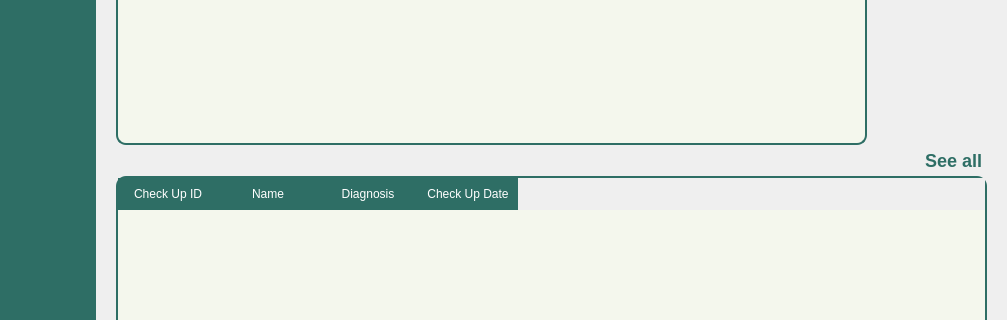
Before: the Qt Designer form Views/Doctor_Records.ui in VinsmokeSanji69/COVACHA_CLINIC_SYSTEM, drawn with Qt 5; both pictures show x 0 to 1007 and y 320 to 640 of the 1007 by 806 pixel window.
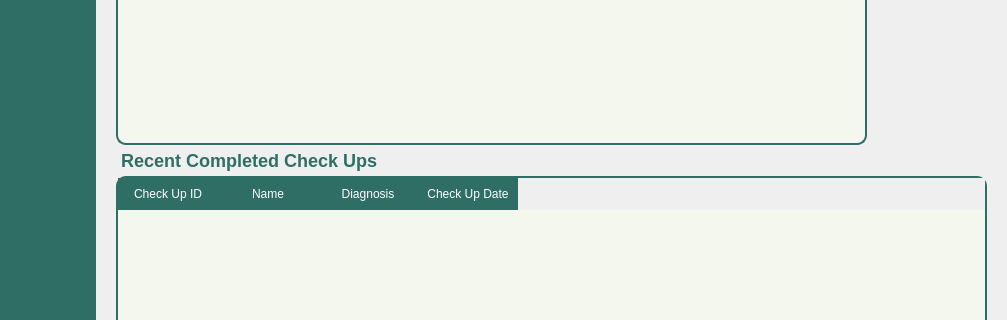
After: the same form once the commit is applied. Icons and pictures are not drawn.

Diff of the .ui file:
```diff
--- a/Views/Doctor_Records.ui
+++ b/Views/Doctor_Records.ui
@@ -844,10 +844,15 @@
            </layout>
           </widget>
          </item>
-         <item>
+         <item alignment="Qt::AlignLeft">
           <widget class="QPushButton" name="SeeAllButton">
+           <property name="styleSheet">
+            <string notr="true">QPushButton {
+text-allign: left;
+}</string>
+           </property>
            <property name="text">
-            <string>See all</string>
+            <string>Recent Completed Check Ups</string>
            </property>
           </widget>
          </item>
```
